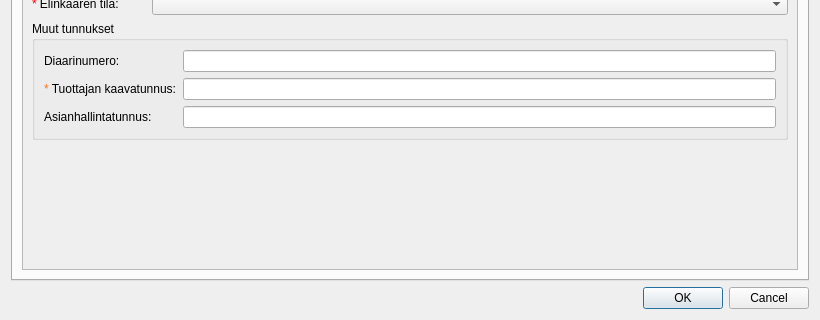
Old version of the form arho_feature_template/gui/dialogs/plan_attribute_form.ui in the repository GispoCoding/arho-qgis-plugin; both pictures show x 0 to 820 and y 335 to 655 of the 820 by 655 pixel window.
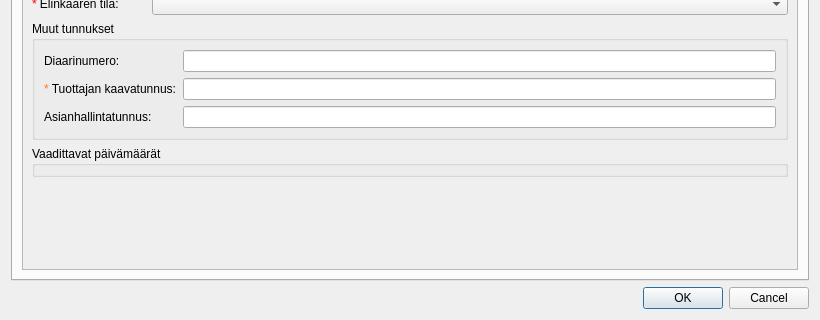
New version of the form. Custom widgets are drawn as their Qt base class.

Commit message:
Added required dates based on lifecycle status to the form plan attribute form.
Updated project - added required code layers.
Dynamically add required dates to the plan attribute form based on the lifecycle status.

The edit to the form file:
```diff
--- a/arho_feature_template/gui/dialogs/plan_attribute_form.ui
+++ b/arho_feature_template/gui/dialogs/plan_attribute_form.ui
@@ -61,8 +61,8 @@
            <rect>
             <x>0</x>
             <y>0</y>
-            <width>778</width>
-            <height>555</height>
+            <width>776</width>
+            <height>562</height>
            </rect>
           </property>
           <layout class="QVBoxLayout" name="verticalLayout_4">
@@ -261,6 +261,22 @@
              </layout>
             </widget>
            </item>
+           <item>
+            <widget class="QgsCollapsibleGroupBox" name="mGroupBox_dates">
+             <property name="enabled">
+              <bool>true</bool>
+             </property>
+             <property name="title">
+              <string>Vaadittavat päivämäärät</string>
+             </property>
+             <property name="flat">
+              <bool>true</bool>
+             </property>
+             <property name="collapsed">
+              <bool>true</bool>
+             </property>
+            </widget>
+           </item>
            <item>
             <spacer name="verticalSpacer_3">
              <property name="orientation">
```
Left out of the diff: 2 changed lines with no effect on the pictures. The commit also changes 2 other files.
